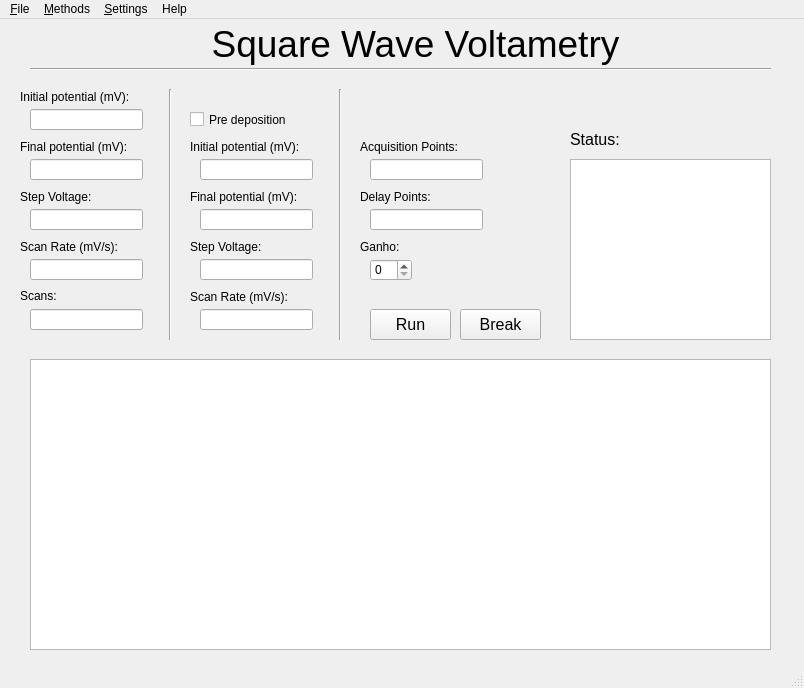
This is SQW_window.ui in Gabriel-Gardin/PotenciosPi as Qt 5 draws it before an edit. The edited form follows.
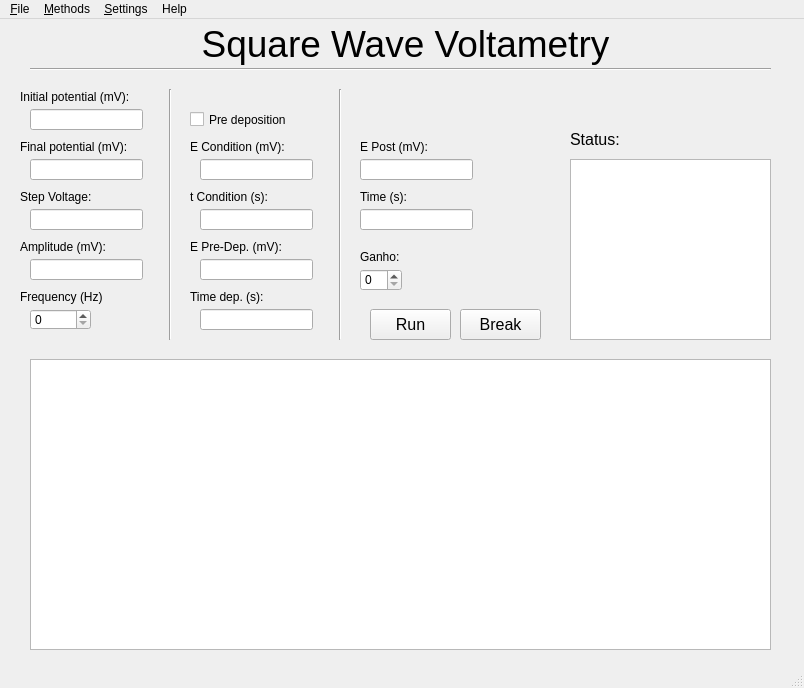
This is the edited form. Custom widgets are drawn as their Qt base class.

What changed in the file:
```diff
--- a/SQW_window.ui
+++ b/SQW_window.ui
@@ -45,9 +45,9 @@
    <widget class="QLabel" name="label">
     <property name="geometry">
      <rect>
-      <x>210</x>
+      <x>170</x>
       <y>0</y>
-      <width>411</width>
+      <width>471</width>
       <height>51</height>
      </rect>
     </property>
@@ -86,12 +86,12 @@
      <rect>
       <x>20</x>
       <y>270</y>
-      <width>46</width>
-      <height>13</height>
+      <width>111</width>
+      <height>16</height>
      </rect>
     </property>
     <property name="text">
-     <string>Scans:</string>
+     <string>Frequency (Hz)</string>
     </property>
    </widget>
    <widget class="QLabel" name="label_5">
@@ -117,7 +117,7 @@
      </rect>
     </property>
     <property name="text">
-     <string>Scan Rate (mV/s):</string>
+     <string>Amplitude (mV):</string>
     </property>
    </widget>
    <widget class="QLineEdit" name="lineVoltInitia">
@@ -160,16 +160,6 @@
      </rect>
     </property>
    </widget>
-   <widget class="QLineEdit" name="lineVoltScans">
-    <property name="geometry">
-     <rect>
-      <x>30</x>
-      <y>290</y>
-      <width>113</width>
-      <height>21</height>
-     </rect>
-    </property>
-   </widget>
    <widget class="Line" name="line">
     <property name="geometry">
      <rect>
@@ -216,7 +206,7 @@
      </rect>
     </property>
     <property name="text">
-     <string>Initial potential (mV):</string>
+     <string>E Condition (mV):</string>
     </property>
    </widget>
    <widget class="QLabel" name="label_8">
@@ -229,7 +219,7 @@
      </rect>
     </property>
     <property name="text">
-     <string>Scan Rate (mV/s):</string>
+     <string>Time dep. (s):</string>
     </property>
    </widget>
    <widget class="QLabel" name="label_9">
@@ -242,7 +232,7 @@
      </rect>
     </property>
     <property name="text">
-     <string>Final potential (mV):</string>
+     <string>t Condition (s):</string>
     </property>
    </widget>
    <widget class="QLineEdit" name="linePreStep">
@@ -275,7 +265,7 @@
      </rect>
     </property>
     <property name="text">
-     <string>Step Voltage:</string>
+     <string>E Pre-Dep. (mV):</string>
     </property>
    </widget>
    <widget class="QLineEdit" name="linePreScan">
@@ -291,8 +281,8 @@
    <widget class="QSpinBox" name="spinBox">
     <property name="geometry">
      <rect>
-      <x>370</x>
-      <y>240</y>
+      <x>360</x>
+      <y>250</y>
       <width>42</width>
       <height>22</height>
      </rect>
@@ -302,7 +292,7 @@
     <property name="geometry">
      <rect>
       <x>360</x>
-      <y>220</y>
+      <y>230</y>
       <width>61</width>
       <height>16</height>
      </rect>
@@ -355,52 +345,6 @@
      <enum>Qt::Vertical</enum>
     </property>
    </widget>
-   <widget class="QLabel" name="label_12">
-    <property name="geometry">
-     <rect>
-      <x>360</x>
-      <y>170</y>
-      <width>101</width>
-      <height>16</height>
-     </rect>
-    </property>
-    <property name="text">
-     <string>Delay Points:</string>
-    </property>
-   </widget>
-   <widget class="QLineEdit" name="lineDelayPoint">
-    <property name="geometry">
-     <rect>
-      <x>370</x>
-      <y>190</y>
-      <width>113</width>
-      <height>21</height>
-     </rect>
-    </property>
-   </widget>
-   <widget class="QLabel" name="label_13">
-    <property name="geometry">
-     <rect>
-      <x>360</x>
-      <y>120</y>
-      <width>141</width>
-      <height>16</height>
-     </rect>
-    </property>
-    <property name="text">
-     <string>Acquisition Points:</string>
-    </property>
-   </widget>
-   <widget class="QLineEdit" name="lineAcqPoint">
-    <property name="geometry">
-     <rect>
-      <x>370</x>
-      <y>140</y>
-      <width>113</width>
-      <height>21</height>
-     </rect>
-    </property>
-   </widget>
    <widget class="QTextBrowser" name="textBrowser">
     <property name="geometry">
      <rect>
@@ -429,6 +373,62 @@
      <string>Status:</string>
     </property>
    </widget>
+   <widget class="QSpinBox" name="SqwFrequency">
+    <property name="geometry">
+     <rect>
+      <x>30</x>
+      <y>290</y>
+      <width>61</width>
+      <height>21</height>
+     </rect>
+    </property>
+   </widget>
+   <widget class="QLabel" name="label_15">
+    <property name="geometry">
+     <rect>
+      <x>360</x>
+      <y>120</y>
+      <width>101</width>
+      <height>16</height>
+     </rect>
+    </property>
+    <property name="text">
+     <string>E Post (mV):</string>
+    </property>
+   </widget>
+   <widget class="QLineEdit" name="postPot">
+    <property name="geometry">
+     <rect>
+      <x>360</x>
+      <y>140</y>
+      <width>113</width>
+      <height>21</height>
+     </rect>
+    </property>
+   </widget>
+   <widget class="QLineEdit" name="TPostPot">
+    <property name="geometry">
+     <rect>
+      <x>360</x>
+      <y>190</y>
+      <width>113</width>
+      <height>21</height>
+     </rect>
+    </property>
+   </widget>
+   <widget class="QLabel" name="label_16">
+    <property name="geometry">
+     <rect>
+      <x>360</x>
+      <y>170</y>
+      <width>101</width>
+      <height>16</height>
+     </rect>
+    </property>
+    <property name="text">
+     <string>Time (s):</string>
+    </property>
+   </widget>
   </widget>
   <widget class="QMenuBar" name="menubar">
    <property name="geometry">
```
Left out of the diff: 26 changed lines with no effect on the pictures.
